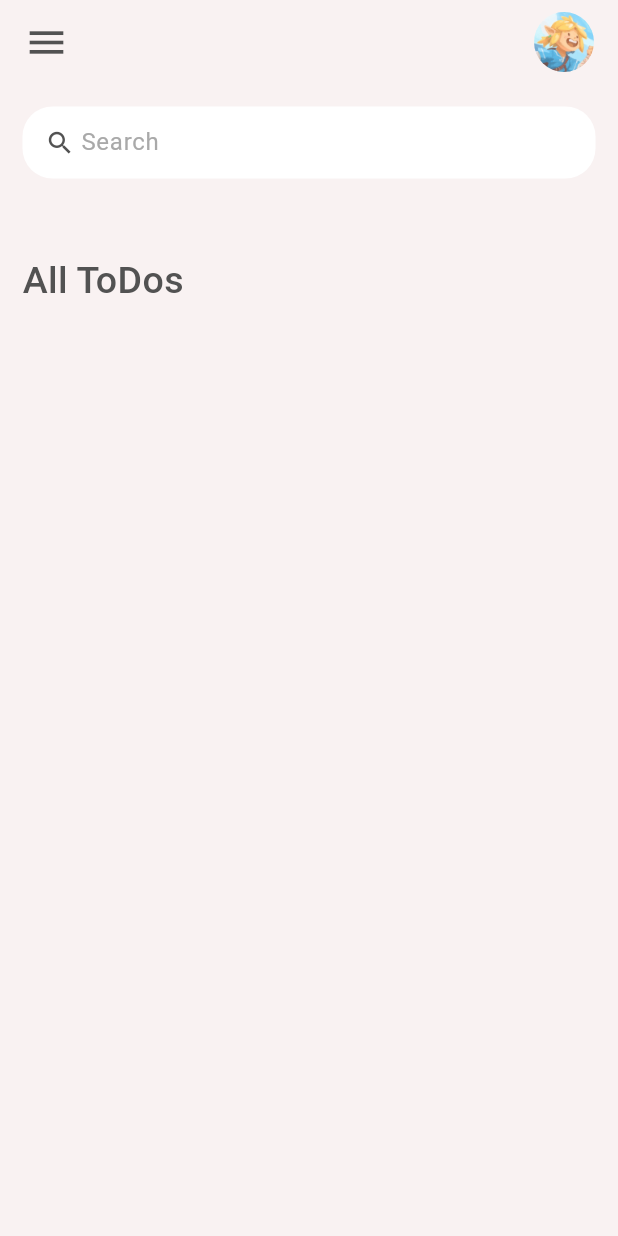
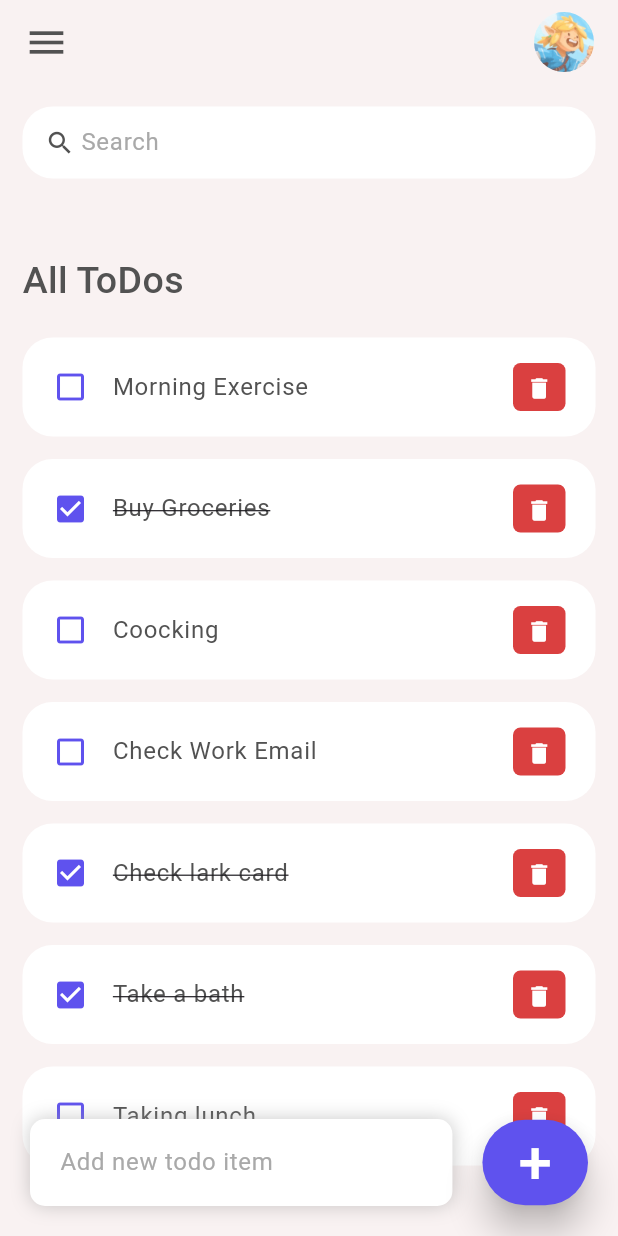
Before and after one commit to sagitarisandy/flutter-todo-app, a Flutter app: the screen it shows after launch, on a phone screen of 412 x 824 dp. Run offline on Flutter 3.47's test engine with Material 3 defaults, Android fonts, the phone set to English and light mode, and no system bars; missing offline and left inert: dart:ffi.

Commit message:
update
create search bar, creating to-do items by using ListTile, create Add ToDo item section using Stack Widget

```diff
--- /dev/null
+++ b/lib/model/todo.dart
@@ -0,0 +1,23 @@
+class ToDo {
+  String? id;
+  String? todoText;
+  bool isDone;
+
+  ToDo({
+    required this.id,
+    required  this.todoText,
+    this.isDone = false
+  });
+
+  static List<ToDo> todoList() {
+    return[
+      ToDo(id: '01', todoText: 'Morning Exercise'),
+      ToDo(id: '02', todoText: 'Buy Groceries', isDone: true),
+      ToDo(id: '03', todoText: 'Coocking'),
+      ToDo(id: '04', todoText: 'Check Work Email'),
+      ToDo(id: '05', todoText: 'Check lark card', isDone: true),
+      ToDo(id: '06', todoText: 'Take a bath', isDone: true),
+      ToDo(id: '07', todoText: 'Taking lunch'),
+    ];
+  }
+}
--- a/lib/screens/home.dart
+++ b/lib/screens/home.dart
@@ -1,16 +1,26 @@
+import 'dart:ffi';
+import 'dart:ui' as ui;
+
 import 'package:flutter/material.dart';
 import 'package:flutter/widgets.dart';
-import 'package:my_flutter_project/constans/colors.dart';
+
+import '../model/todo.dart';
+import '../constans/colors.dart';
+import '../widgets/todo_item.dart';
 
 class Home extends StatelessWidget {
-  const Home({Key? key}) : super(key: key);
+  Home({Key? key}) : super(key: key);
+
+  final todosList = ToDo.todoList();
 
   @override
   Widget build(BuildContext context) {
     return Scaffold(
       backgroundColor: tdBGColor,
       appBar: _buildAppBar(),
-      body: Container(
+      body: Stack(
+        children: [
+          Container(
             padding: EdgeInsets.symmetric(
               horizontal: 15,
               vertical: 15
@@ -34,12 +44,67 @@ class Home extends StatelessWidget {
                             color: tdBlack,
                           )
                         ),
-                  )
+                      ),
+
+                      for ( ToDo todo in todosList)
+                      TodoItem(todo: todo,),
                     ],
                   ),
                 )
               ],
             ),
+          ),
+          Align(
+            alignment: Alignment.bottomCenter,
+            child: Row(children: [
+              Expanded(
+                child: Container(
+                  margin: EdgeInsets.only(
+                    bottom: 20,
+                    right: 20,
+                    left: 20,
+                  ),
+                  padding: EdgeInsets.symmetric(
+                    horizontal: 20,
+                    vertical: 5,
+                  ),
+                  decoration: BoxDecoration(
+                    color: Colors.white,
+                    boxShadow: const [BoxShadow(
+                      color: Color.fromARGB(142, 158, 158, 158),
+                      offset: Offset(0.0, 0.0),
+                      blurRadius: 10.0,
+                      spreadRadius: 0.0,
+                    )],
+                    borderRadius: BorderRadius.circular(10)
+                  ),
+                  child: TextField(
+                    decoration: InputDecoration(
+                      hintText: 'Add new todo item',
+                      hintStyle: TextStyle(color: tdGrey),
+                      border: InputBorder.none
+                    ),
+                  )
+                ),
+              ),
+              Container(
+                margin:EdgeInsets.only(
+                  bottom: 20,
+                  right: 20
+                ),
+                child: ElevatedButton(
+                  child: Text('+', style: TextStyle(fontSize: 40, color: Colors.white),),
+                  onPressed: () {},
+                  style: ElevatedButton.styleFrom(
+                    backgroundColor: tdBlue,
+                    // minimumSize: Size(60, 60),
+                    elevation: 10,
+                  )
+                ),
+              )
+            ],),
+          )
+        ],
       ),
     );
   }
--- /dev/null
+++ b/lib/widgets/todo_item.dart
@@ -0,0 +1,60 @@
+import 'package:flutter/material.dart';
+
+import '../model/todo.dart';
+import '../constans/colors.dart';
+
+class TodoItem extends StatelessWidget {
+  final ToDo todo;
+
+  const TodoItem({Key? key, required this.todo}) : super(key:key);
+
+  @override
+  Widget build(BuildContext context) {
+    return Container(
+      margin: EdgeInsets.only(bottom: 15),
+      child: ListTile(
+        onTap: () {
+          print('clicked');
+        },
+        shape: RoundedRectangleBorder(
+          borderRadius: BorderRadius.circular(20),
+        ),
+        contentPadding: EdgeInsets.symmetric(horizontal: 20, vertical: 5),
+        tileColor: Colors.white,
+        leading: Icon(
+          todo.isDone? Icons.check_box : Icons.check_box_outline_blank_outlined,
+          color: tdBlue
+        ),
+        title: Text(
+          todo.todoText!,
+          style: TextStyle(
+            fontSize: 16,
+            color: tdBlack,
+            decoration:
+            todo.isDone?
+            TextDecoration.lineThrough : null
+            ),
+          ),
+          trailing: Container(
+            padding: EdgeInsets.all(0),
+            margin: EdgeInsets.symmetric(vertical: 12),
+            height: 35,
+            width: 35,
+            decoration: BoxDecoration(
+              color: tdRed,
+              borderRadius: BorderRadius.circular(5),
+            ),
+            child: IconButton(
+              color: Colors.white,
+              iconSize: 18,
+              icon: Icon(Icons.delete),
+              onPressed: () {
+                print('clicked delete');
+              },
+            ),
+          ),
+      ),
+      );
+  }
+
+}
```
Also changed, not shown: lib/main.dart (renamed from lib/widgets/main.dart), 3 other files. Lines whose indentation alone changed are shown as unchanged.
